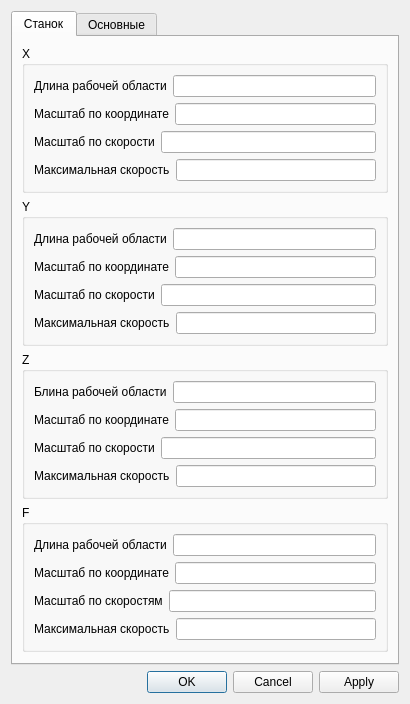
Before: the Qt Designer form src/options.ui in EvgeneOskin/usb-machine, drawn with Qt 5.
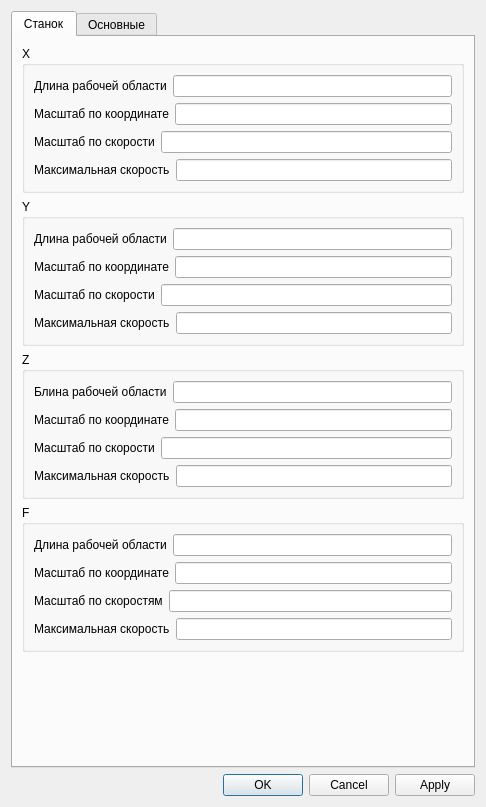
After: the same form once the commit is applied.

What changed in the file:
```diff
--- a/src/options.ui
+++ b/src/options.ui
@@ -6,8 +6,8 @@
    <rect>
     <x>0</x>
     <y>0</y>
-    <width>410</width>
-    <height>680</height>
+    <width>486</width>
+    <height>807</height>
    </rect>
   </property>
   <property name="windowTitle">
```
Left out of the diff: 3 changed lines with no effect on the pictures.
